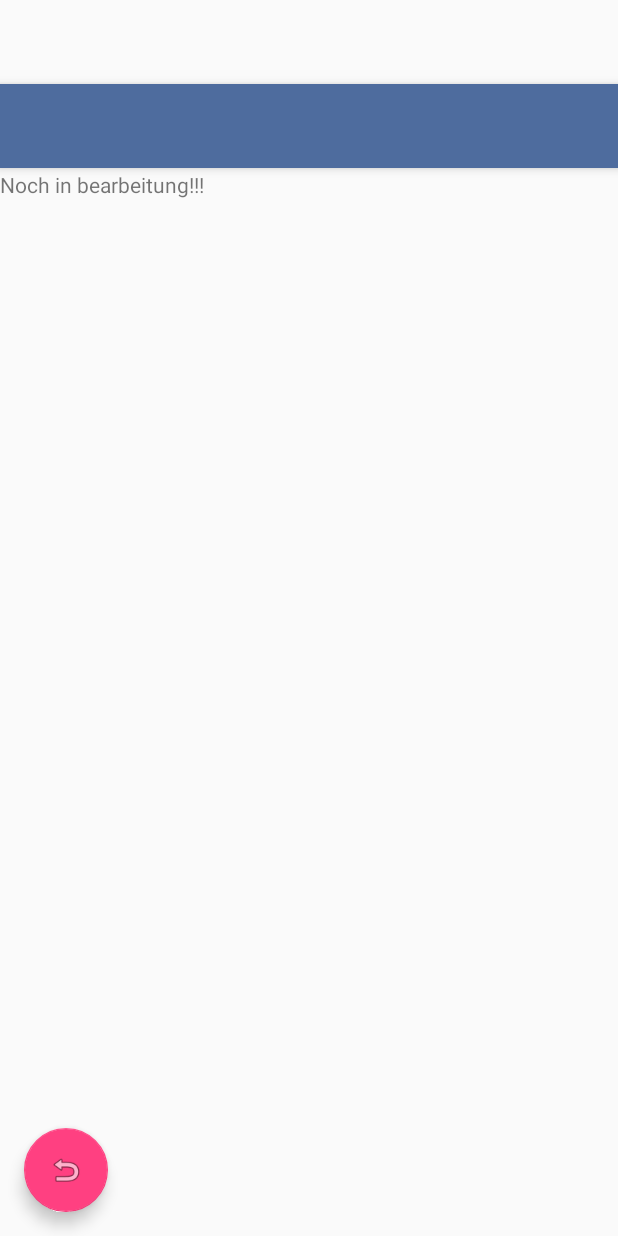
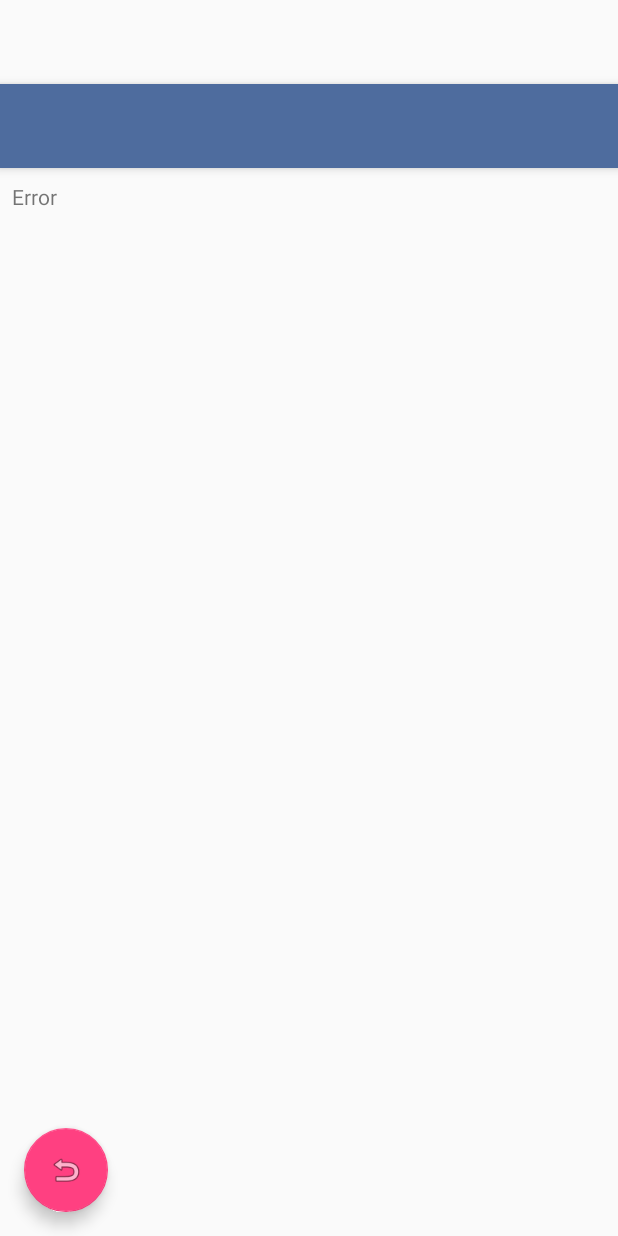
Before and after one commit to TorbenStriegel/Tic-Tac-Toe-Andoid_App, an Android app: the layout activity_impressum.xml on its own in the app's theme, with its tools: preview values and no code run, on a phone screen of 412 x 824 dp. Run offline under Robolectric (Android 15) with nearby library versions, the phone set to English and light mode, and no system bars.

Commit message:
Release (1.0)

```diff
--- a/Android_App/TicTacToe_AndroidAplication/app/build.gradle
+++ b/Android_App/TicTacToe_AndroidAplication/app/build.gradle
@@ -7,8 +7,8 @@ android {
         applicationId "de.torbennils.tictactoe"
         minSdkVersion 14
         targetSdkVersion 24
-        versionCode 9
-        versionName "0.1.8"
+        versionCode 11
+        versionName "1.0"
         testInstrumentationRunner "android.support.test.runner.AndroidJUnitRunner"
         vectorDrawables.useSupportLibrary = true
     }
@@ -19,6 +19,8 @@ android {
         }
     }
 }
+
+
 
 
 
--- a/Android_App/TicTacToe_AndroidAplication/app/src/main/AndroidManifest.xml
+++ b/Android_App/TicTacToe_AndroidAplication/app/src/main/AndroidManifest.xml
@@ -32,8 +32,8 @@
             android:configChanges="keyboard|keyboardHidden|orientation|screenSize"
             android:hardwareAccelerated="false" />
         <activity
-            android:name=".Settings_Activity"
-            android:label="@string/title_activity_settings_"
+            android:name=".Impressum_Activity"
+            android:label="@string/title_activity_impressum_"
             android:theme="@style/AppTheme.NoActionBar"></activity>
     </application>
 
--- a/Android_App/TicTacToe_AndroidAplication/app/src/main/java/de/torbennils/tictactoe/Buttons_Funktionen.java
+++ b/Android_App/TicTacToe_AndroidAplication/app/src/main/java/de/torbennils/tictactoe/Buttons_Funktionen.java
@@ -105,13 +105,13 @@ public class Buttons_Funktionen {
                 resetButtons();
                 int zufallsZahl = random.nextInt(3);
                 if (zufallsZahl == 0){
-                    textAusgabe = "Neue Runde neues Glück ;D";
+                    textAusgabe =  tictactoe_activity.getString(R.string.neueRunde1);;
                 }
                 if (zufallsZahl == 1){
-                    textAusgabe = "Kopf nicht hängen lassen :)";
+                    textAusgabe = tictactoe_activity.getString(R.string.neueRunde2);;;
                 }
                 if (zufallsZahl == 2){
-                    textAusgabe = "Weiter So!!!";
+                    textAusgabe = tictactoe_activity.getString(R.string.neueRunde3);;;
                 }
                 if (zufallsZahl == 3){
                     textAusgabe = getSpieler1()+" vor, noch ein Tor!";
--- a/Android_App/TicTacToe_AndroidAplication/app/src/main/java/de/torbennils/tictactoe/Settings_Activity.java
+++ /dev/null
@@ -1,28 +0,0 @@
-package de.torbennils.tictactoe;
-
-import android.os.Bundle;
-import android.support.design.widget.FloatingActionButton;
-import android.support.design.widget.Snackbar;
-import android.support.v7.app.AppCompatActivity;
-import android.support.v7.widget.Toolbar;
-import android.view.View;
-
-public class Settings_Activity extends AppCompatActivity {
-
-    @Override
-    protected void onCreate(Bundle savedInstanceState) {
-        super.onCreate(savedInstanceState);
-        setContentView(R.layout.activity_settings);
-        Toolbar toolbar = (Toolbar) findViewById(R.id.toolbar);
-        setSupportActionBar(toolbar);
-
-        FloatingActionButton fab = (FloatingActionButton) findViewById(R.id.fab);
-        fab.setOnClickListener(new View.OnClickListener() {
-            @Override
-            public void onClick(View view) {
-                finish();
-            }
-        });
-    }
-
-}
--- a/Android_App/TicTacToe_AndroidAplication/app/src/main/java/de/torbennils/tictactoe/TicTacToe_Activity.java
+++ b/Android_App/TicTacToe_AndroidAplication/app/src/main/java/de/torbennils/tictactoe/TicTacToe_Activity.java
@@ -28,7 +28,7 @@ public class TicTacToe_Activity extends AppCompatActivity {
     protected void onCreate(Bundle savedInstanceState) {
         super.onCreate(savedInstanceState);
         setContentView(R.layout.activity_tic_tac_toe_);
-        Toast.makeText(this, "Los geht´s!".toString(), Toast.LENGTH_SHORT).show();
+        Toast.makeText(this, this.getString(R.string.StartText), Toast.LENGTH_SHORT).show();
         Toolbar toolbar = (Toolbar) findViewById(R.id.toolbar);
         setSupportActionBar(toolbar);
     /*+++++++++++++++++++++++++++++++++++++++++++++Abfragen von Daten aus Main_Activity++++++++++++++++++++++++++++++++++++++++++*/
--- a/Android_App/TicTacToe_AndroidAplication/app/src/main/res/layout/activity_settings.xml
+++ b/Android_App/TicTacToe_AndroidAplication/app/src/main/res/layout/activity_impressum.xml
@@ -5,7 +5,7 @@
     android:layout_width="match_parent"
     android:layout_height="match_parent"
     android:fitsSystemWindows="true"
-    tools:context="de.torbennils.tictactoe.Settings_Activity">
+    tools:context="de.torbennils.tictactoe.Impressum_Activity">
 
     <android.support.design.widget.AppBarLayout
         android:layout_width="match_parent"
@@ -21,7 +21,7 @@
 
     </android.support.design.widget.AppBarLayout>
 
-    <include layout="@layout/content_settings_"
+    <include layout="@layout/content_impressum_"
         android:id="@+id/include2" />
 
     <android.support.design.widget.FloatingActionButton
--- /dev/null
+++ b/Android_App/TicTacToe_AndroidAplication/app/src/main/res/layout/content_impressum_.xml
@@ -0,0 +1,39 @@
+<?xml version="1.0" encoding="utf-8"?>
+
+<ScrollView xmlns:app="http://schemas.android.com/apk/res-auto"
+    xmlns:tools="http://schemas.android.com/tools"
+    xmlns:android="http://schemas.android.com/apk/res/android"
+    android:layout_width="match_parent"
+    android:layout_height="match_parent"
+    tools:context="de.torbennils.tictactoe.Impressum_Activity">
+<android.support.constraint.ConstraintLayout xmlns:android="http://schemas.android.com/apk/res/android"
+    android:id="@+id/content_impressum_"
+    android:layout_width="match_parent"
+    android:layout_height="match_parent"
+    tools:showIn="@layout/activity_impressum">
+
+    <LinearLayout
+        android:orientation="vertical"
+        android:layout_width="match_parent"
+        android:layout_height="match_parent">
+
+        <Space
+            android:layout_width="match_parent"
+            android:layout_height="57dp" />
+
+        <TextView
+            android:text="Error"
+            android:layout_width="match_parent"
+            android:layout_height="wrap_content"
+            android:id="@+id/textView_Impessum"
+            android:layout_margin="8dp" />
+
+        <Space
+            android:layout_width="match_parent"
+            android:layout_height="61dp"
+            android:layout_margin="0dp" />
+
+    </LinearLayout>
+
+</android.support.constraint.ConstraintLayout>
+</ScrollView>
--- a/Android_App/TicTacToe_AndroidAplication/app/src/main/res/layout/content_settings_.xml
+++ /dev/null
@@ -1,30 +0,0 @@
-<?xml version="1.0" encoding="utf-8"?>
-<android.support.constraint.ConstraintLayout xmlns:android="http://schemas.android.com/apk/res/android"
-    xmlns:app="http://schemas.android.com/apk/res-auto"
-    xmlns:tools="http://schemas.android.com/tools"
-    android:id="@+id/content_settings_"
-    android:layout_width="match_parent"
-    android:layout_height="match_parent"
-    tools:context="de.torbennils.tictactoe.Settings_Activity"
-    tools:showIn="@layout/activity_settings">
-
-    <LinearLayout
-        android:orientation="vertical"
-        android:layout_width="match_parent"
-        android:layout_height="match_parent"
-        android:weightSum="1">
-
-        <Space
-            android:layout_width="match_parent"
-            android:layout_height="57dp"
-            android:layout_weight="0.00" />
-
-        <TextView
-            android:text="Noch in bearbeitung!!!"
-            android:layout_width="match_parent"
-            android:layout_height="wrap_content"
-            android:id="@+id/textView3" />
-
-    </LinearLayout>
-
-</android.support.constraint.ConstraintLayout>
--- a/Android_App/TicTacToe_AndroidAplication/app/src/main/res/menu/menu_main_.xml
+++ b/Android_App/TicTacToe_AndroidAplication/app/src/main/res/menu/menu_main_.xml
@@ -10,6 +10,6 @@
     <item
         android:id="@+id/settings"
         android:orderInCategory="100"
-        android:title="@string/settings"
+        android:title="@string/impressum"
         app:showAsAction="never" />
 </menu>
```
Also changed, not shown: Android_App/TicTacToe_AndroidAplication/app/src/main/java/de/torbennils/tictactoe/Impressum_Activity.java (added, +60 -0 lines), Android_App/TicTacToe_AndroidAplication/app/src/main/java/de/torbennils/tictactoe/Main_Activity.java (+7 -1 lines), Android_App/TicTacToe_AndroidAplication/app/src/main/res/values/strings.xml (+8 -3 lines), 9 other files.
